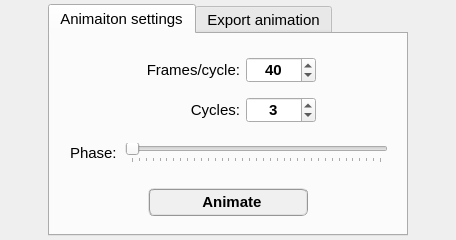
Above: pulse/interface/ui_files/plots/animation/animation_widget.ui from open-pulse/OpenPulse before the change. Below: the same form after it.
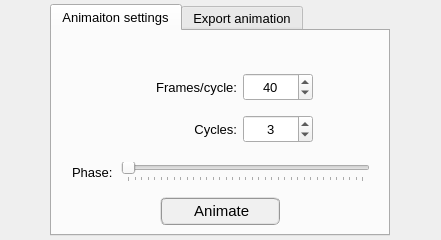
That is the form after the change. Icons and pictures are not drawn.

The edit to the form file:
```diff
--- a/pulse/interface/ui_files/plots/animation/animation_widget.ui
+++ b/pulse/interface/ui_files/plots/animation/animation_widget.ui
@@ -6,7 +6,7 @@
    <rect>
     <x>0</x>
     <y>0</y>
-    <width>456</width>
+    <width>441</width>
     <height>240</height>
    </rect>
   </property>
@@ -42,47 +42,23 @@
     <number>4</number>
    </property>
    <item row="0" column="0">
-    <widget class="QFrame" name="frame">
-     <property name="minimumSize">
-      <size>
-       <width>300</width>
-       <height>200</height>
-      </size>
-     </property>
-     <property name="maximumSize">
-      <size>
-       <width>360</width>
-       <height>300</height>
-      </size>
-     </property>
-     <property name="frameShape">
-      <enum>QFrame::NoFrame</enum>
-     </property>
-     <property name="frameShadow">
-      <enum>QFrame::Raised</enum>
-     </property>
-     <layout class="QGridLayout" name="gridLayout_7">
-      <property name="leftMargin">
-       <number>0</number>
-      </property>
-      <property name="topMargin">
-       <number>0</number>
-      </property>
-      <property name="rightMargin">
-       <number>0</number>
-      </property>
-      <property name="bottomMargin">
-       <number>0</number>
-      </property>
-      <property name="spacing">
-       <number>0</number>
-      </property>
-      <item row="1" column="0">
        <widget class="QTabWidget" name="tabWidget_animation">
+     <property name="minimumSize">
+      <size>
+       <width>340</width>
+       <height>232</height>
+      </size>
+     </property>
+     <property name="maximumSize">
+      <size>
+       <width>340</width>
+       <height>232</height>
+      </size>
+     </property>
         <property name="font">
          <font>
           <family>MS Shell Dlg 2</family>
-          <pointsize>11</pointsize>
+       <pointsize>10</pointsize>
           <weight>50</weight>
           <italic>false</italic>
           <bold>false</bold>
@@ -105,37 +81,32 @@
              <enum>QFrame::Raised</enum>
             </property>
             <layout class="QGridLayout" name="gridLayout_9">
-             <item row="0" column="2">
-              <widget class="QFrame" name="frame_10">
-               <property name="frameShape">
-                <enum>QFrame::NoFrame</enum>
-               </property>
-               <property name="frameShadow">
-                <enum>QFrame::Raised</enum>
-               </property>
-              </widget>
-             </item>
+          <property name="leftMargin">
+           <number>0</number>
+          </property>
+          <property name="topMargin">
+           <number>0</number>
+          </property>
+          <property name="rightMargin">
+           <number>0</number>
+          </property>
+          <property name="bottomMargin">
+           <number>0</number>
+          </property>
+          <property name="spacing">
+           <number>0</number>
+          </property>
              <item row="0" column="0">
-              <widget class="QFrame" name="frame_9">
-               <property name="frameShape">
-                <enum>QFrame::NoFrame</enum>
-               </property>
-               <property name="frameShadow">
-                <enum>QFrame::Raised</enum>
-               </property>
-              </widget>
-             </item>
-             <item row="0" column="1">
               <widget class="QPushButton" name="pushButton_animate">
                <property name="minimumSize">
                 <size>
-                 <width>160</width>
+              <width>120</width>
                  <height>28</height>
                 </size>
                </property>
                <property name="maximumSize">
                 <size>
-                 <width>160</width>
+              <width>120</width>
                  <height>28</height>
                 </size>
                </property>
@@ -143,9 +114,9 @@
                 <font>
                  <family>MS Shell Dlg 2</family>
                  <pointsize>11</pointsize>
-                 <weight>75</weight>
+              <weight>9</weight>
                  <italic>false</italic>
-                 <bold>true</bold>
+              <bold>false</bold>
                 </font>
                </property>
                <property name="styleSheet">
@@ -154,7 +125,7 @@
 QPushButton:pressed{border-radius: 6px; border-color: rgb(0, 170, 255); border-style: ridge; border-width: 3px; color: rgb(0, 0, 0); background-color: rgb(174, 213, 255); font: 75 bold 11pt &quot;MS Shell Dlg 2&quot;}</string>
                </property>
                <property name="text">
-                <string>  Animate</string>
+             <string> Animate</string>
                </property>
                <property name="icon">
                 <iconset>
@@ -202,18 +173,19 @@
               <widget class="QLabel" name="label_cycles">
                <property name="minimumSize">
                 <size>
-                 <width>100</width>
-                 <height>26</height>
+              <width>110</width>
+              <height>28</height>
                 </size>
                </property>
                <property name="maximumSize">
                 <size>
-                 <width>100</width>
-                 <height>26</height>
+              <width>110</width>
+              <height>28</height>
                 </size>
                </property>
                <property name="font">
                 <font>
+              <pointsize>10</pointsize>
                  <weight>50</weight>
                  <italic>false</italic>
                  <bold>false</bold>
@@ -232,21 +204,18 @@
                <property name="minimumSize">
                 <size>
                  <width>70</width>
-                 <height>26</height>
+              <height>28</height>
                 </size>
                </property>
                <property name="maximumSize">
                 <size>
                  <width>70</width>
-                 <height>26</height>
+              <height>28</height>
                 </size>
                </property>
                <property name="font">
                 <font>
-                 <family>Arial</family>
-                 <pointsize>11</pointsize>
-                 <weight>75</weight>
-                 <bold>true</bold>
+              <pointsize>10</pointsize>
                 </font>
                </property>
                <property name="styleSheet">
@@ -279,24 +248,30 @@
               </widget>
              </item>
              <item row="0" column="3">
-              <widget class="QFrame" name="frame_12">
-               <property name="frameShape">
-                <enum>QFrame::NoFrame</enum>
-               </property>
-               <property name="frameShadow">
-                <enum>QFrame::Raised</enum>
-               </property>
-              </widget>
+           <spacer name="horizontalSpacer_3">
+            <property name="orientation">
+             <enum>Qt::Horizontal</enum>
+            </property>
+            <property name="sizeHint" stdset="0">
+             <size>
+              <width>40</width>
+              <height>20</height>
+             </size>
+            </property>
+           </spacer>
              </item>
              <item row="0" column="0">
-              <widget class="QFrame" name="frame_16">
-               <property name="frameShape">
-                <enum>QFrame::NoFrame</enum>
-               </property>
-               <property name="frameShadow">
-                <enum>QFrame::Raised</enum>
-               </property>
-              </widget>
+           <spacer name="horizontalSpacer_4">
+            <property name="orientation">
+             <enum>Qt::Horizontal</enum>
+            </property>
+            <property name="sizeHint" stdset="0">
+             <size>
+              <width>40</width>
+              <height>20</height>
+             </size>
+            </property>
+           </spacer>
              </item>
             </layout>
            </widget>
@@ -338,7 +313,7 @@
                  <widget class="QLabel" name="label_2">
                   <property name="font">
                    <font>
-                    <pointsize>11</pointsize>
+                 <pointsize>10</pointsize>
                    </font>
                   </property>
                   <property name="text">
@@ -392,24 +367,37 @@
              <property name="verticalSpacing">
               <number>4</number>
              </property>
+          <item row="0" column="0">
+           <spacer name="horizontalSpacer">
+            <property name="orientation">
+             <enum>Qt::Horizontal</enum>
+            </property>
+            <property name="sizeHint" stdset="0">
+             <size>
+              <width>40</width>
+              <height>20</height>
+             </size>
+            </property>
+           </spacer>
+          </item>
              <item row="0" column="1">
               <widget class="QLabel" name="label_frames">
                <property name="minimumSize">
                 <size>
-                 <width>100</width>
-                 <height>26</height>
+              <width>110</width>
+              <height>28</height>
                 </size>
                </property>
                <property name="maximumSize">
                 <size>
-                 <width>100</width>
-                 <height>26</height>
+              <width>110</width>
+              <height>28</height>
                 </size>
                </property>
                <property name="font">
                 <font>
                  <family>MS Shell Dlg 2</family>
-                 <pointsize>11</pointsize>
+              <pointsize>10</pointsize>
                  <weight>50</weight>
                  <italic>false</italic>
                  <bold>false</bold>
@@ -428,21 +416,18 @@
                <property name="minimumSize">
                 <size>
                  <width>70</width>
-                 <height>26</height>
+              <height>28</height>
                 </size>
                </property>
                <property name="maximumSize">
                 <size>
                  <width>70</width>
-                 <height>26</height>
+              <height>28</height>
                 </size>
                </property>
                <property name="font">
                 <font>
-                 <family>Arial</family>
-                 <pointsize>11</pointsize>
-                 <weight>75</weight>
-                 <bold>true</bold>
+              <pointsize>10</pointsize>
                 </font>
                </property>
                <property name="styleSheet">
@@ -475,24 +460,17 @@
               </widget>
              </item>
              <item row="0" column="3">
-              <widget class="QFrame" name="frame_14">
-               <property name="frameShape">
-                <enum>QFrame::NoFrame</enum>
-               </property>
-               <property name="frameShadow">
-                <enum>QFrame::Raised</enum>
-               </property>
-              </widget>
-             </item>
-             <item row="0" column="0">
-              <widget class="QFrame" name="frame_15">
-               <property name="frameShape">
-                <enum>QFrame::NoFrame</enum>
-               </property>
-               <property name="frameShadow">
-                <enum>QFrame::Raised</enum>
-               </property>
-              </widget>
+           <spacer name="horizontalSpacer_2">
+            <property name="orientation">
+             <enum>Qt::Horizontal</enum>
+            </property>
+            <property name="sizeHint" stdset="0">
+             <size>
+              <width>40</width>
+              <height>20</height>
+             </size>
+            </property>
+           </spacer>
              </item>
             </layout>
            </widget>
@@ -946,9 +924,6 @@
           </item>
          </layout>
         </widget>
-       </widget>
-      </item>
-     </layout>
     </widget>
    </item>
   </layout>
```
Left out of the diff: 34 changed lines with no effect on the pictures. Lines whose indentation alone changed are shown as unchanged.
